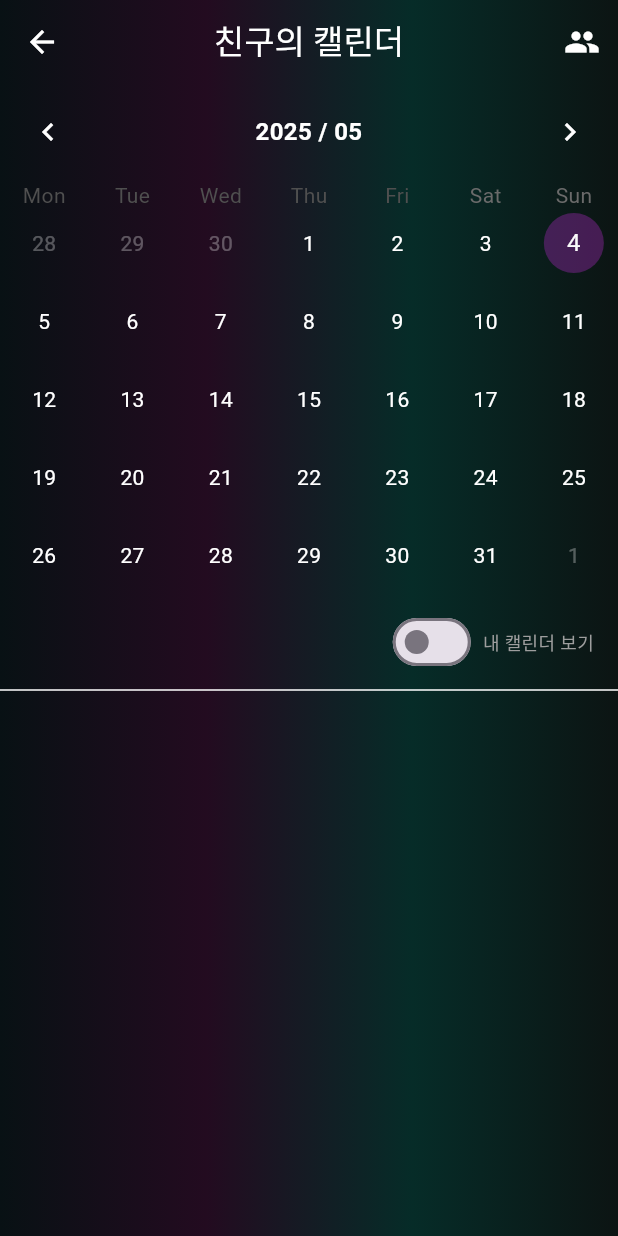
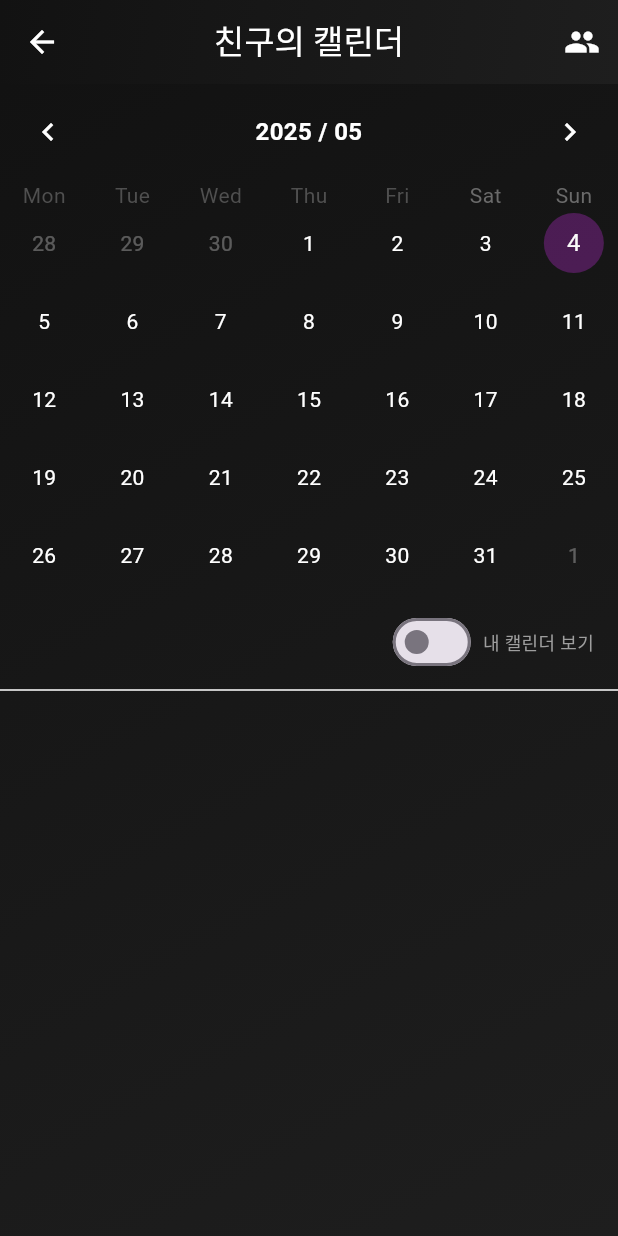
Before and after one commit to hwi1412/plangram-iOS-fix, a Flutter app: the MapScreen screen opened by its route, on a phone screen of 412 x 824 dp. Run offline on Flutter 3.47's test engine with Material 3 defaults, Android fonts, the phone set to English and light mode, and no system bars; drawn by our look-alikes of table_calendar; our stand-ins replace cloud_firestore, firebase_auth, firebase_core, firebase_storage, flutter_colorpicker, google_fonts and 1 more; accounts and stored records are empty.

Commit message:
map.dart 배경색상, app bar 색상 통일

```diff
--- a/lib/screen/bottom.navigate/map.dart
+++ b/lib/screen/bottom.navigate/map.dart
@@ -256,9 +256,8 @@ class _MapScreenState extends State<MapScreen> {
   @override
   Widget build(BuildContext context) {
     return Scaffold(
-      backgroundColor: Colors.transparent,
       appBar: AppBar(
-        backgroundColor: Colors.transparent,
+        backgroundColor: Colors.transparent, // 변경: 투명 처리
         elevation: 0,
         centerTitle: true,
         title: const Text('친구의 캘린더', style: TextStyle(color: Colors.white)),
@@ -274,18 +273,12 @@ class _MapScreenState extends State<MapScreen> {
             onPressed: _showGroupCreationSheet,
           )
         ],
-        // 세로 그라디언트 적용 (top → bottom)
         flexibleSpace: Container(
           decoration: const BoxDecoration(
             gradient: LinearGradient(
-              begin: Alignment.centerLeft,
-              end: Alignment.centerRight,
-              colors: [
-                Color.fromARGB(255, 8, 17, 20),
-                Color.fromARGB(255, 35, 11, 32),
-                Color.fromARGB(255, 6, 44, 40),
-                Color.fromARGB(255, 12, 20, 19),
-              ],
+              begin: Alignment.topLeft,
+              end: Alignment.bottomRight,
+              colors: [Color(0xFF121212), Color(0xFF1E1E1E)], // 변경된 색상: 배경과 동일
             ),
           ),
         ),
@@ -293,14 +286,9 @@ class _MapScreenState extends State<MapScreen> {
       body: Container(
         decoration: const BoxDecoration(
           gradient: LinearGradient(
-            begin: Alignment.centerLeft,
-            end: Alignment.centerRight,
-            colors: [
-              Color.fromARGB(255, 8, 17, 20),
-              Color.fromARGB(255, 35, 11, 32),
-              Color.fromARGB(255, 6, 44, 40),
-              Color.fromARGB(255, 12, 20, 19),
-            ],
+            begin: Alignment.topLeft,
+            end: Alignment.bottomRight,
+            colors: [Color(0xFF121212), Color(0xFF1E1E1E)],
           ),
         ),
         child: ListView(
```
